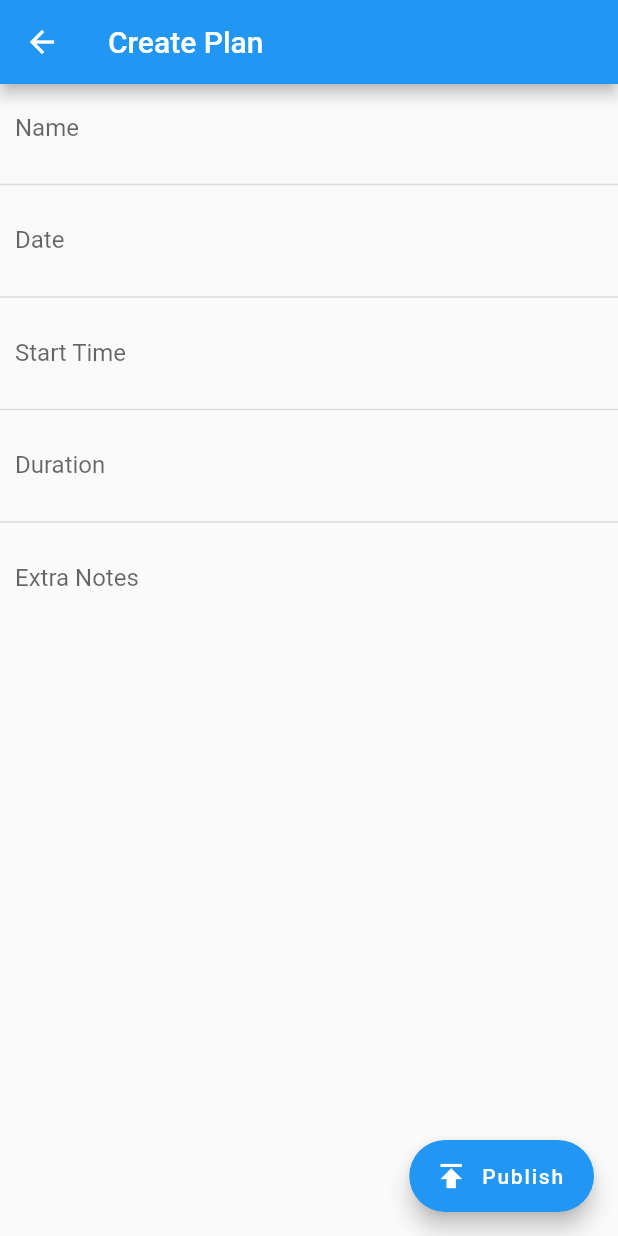
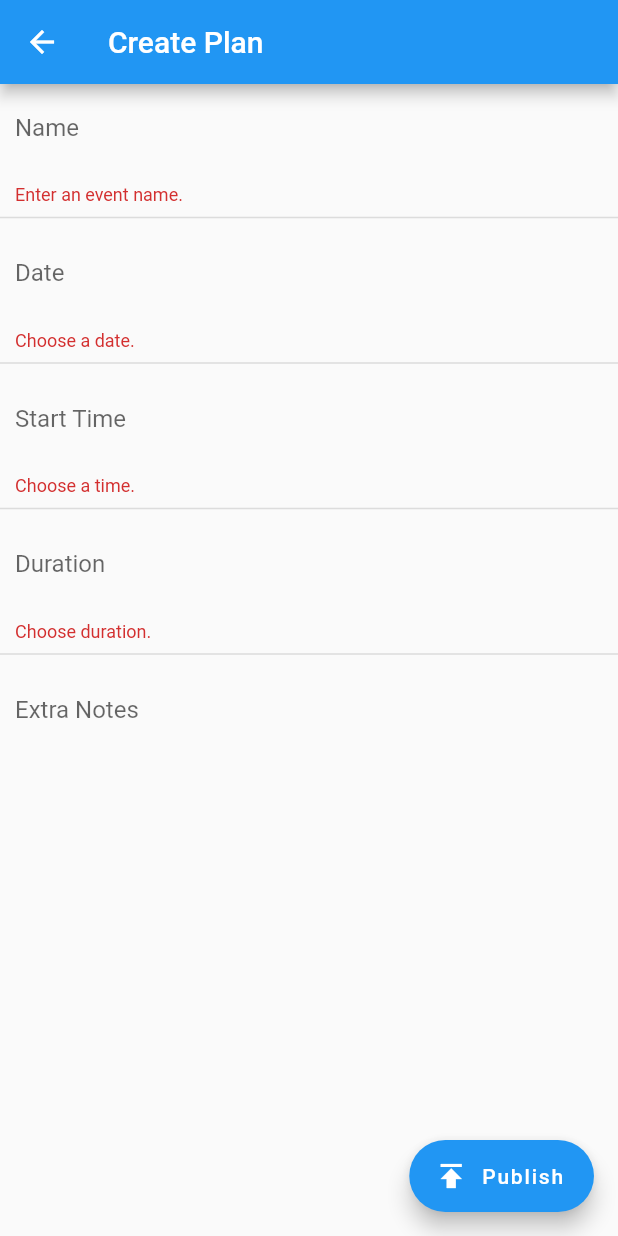
Before and after one commit to negfeed/gonna, a Flutter app: the CreatePlanPage screen opened directly, after a tap on "Publish", on a phone screen of 412 x 824 dp. Run offline on Flutter 3.47's test engine with Material 2 defaults, Android fonts, the phone set to English and light mode, and no system bars; missing offline and left inert: flutter_picker.

Commit message:
Adds field validation in the create event form.
refs #2

```diff
--- a/client/lib/main.dart
+++ b/client/lib/main.dart
@@ -65,33 +65,103 @@ class CreatePlanPage extends StatefulWidget {
 
 class _CreatePlanPageState extends State<CreatePlanPage>
     with TickerProviderStateMixin {
+  final _formKey = GlobalKey<FormState>();
+  final _dateController = TextEditingController();
+  final _timeController = TextEditingController();
+  final _durationController = TextEditingController();
+
+  final List<int> _durations = [1, 2, 3, 4, 5, 6, 7, 8];
+  final List<String> _durationStrings = [];
+
+  @override
+  void initState() {
+    super.initState();
+    for (var i = 0; i < _durations.length; i++) {
+      if (_durations[i] == 1) {
+        _durationStrings.add("${_durations[i]} hour");
+      } else {
+        _durationStrings.add("${_durations[i]} hours");
+      }
+    }
+  }
+
+  DateTime _date;
+  TimeOfDay _time;
+  Duration _duration;
+  int _durationPickedIndex;
+
+  String _nameValidator(String value) {
+    if (value.length == 0) {
+      return "Enter an event name.";
+    }
+    return null;
+  }
+
+  String _dateValidator(String value) {
+    if (value.length == 0) {
+      return "Choose a date.";
+    }
+    return null;
+  }
+
+  String _timeValidator(String value) {
+    if (value.length == 0) {
+      return "Choose a time.";
+    }
+    return null;
+  }
+
+  String _durationValidator(String value) {
+    if (value.length == 0) {
+      return "Choose duration.";
+    }
+    return null;
+  }
+
+  void _onPublishPlan() {
+    if (_formKey.currentState.validate()) {
+      print("Yay, validation passed!");
+    }
+  }
+
   Future<void> _showDatePicker() async {
-    await showDatePicker(
+    DateTime tomorrow = DateTime.now().add(Duration(days: 1));
+    DateTime initialDate = _date != null ? _date : tomorrow;
+    DateTime pickedDateTime = await showDatePicker(
         context: this.context,
-        initialDate: DateTime.now().add(Duration(days: 1)),
+        initialDate: initialDate,
         firstDate: DateTime.now(),
-        lastDate: DateTime.now().add(Duration(days: 10)));
+        lastDate: DateTime.now().add(Duration(days: 14)));
+    if (pickedDateTime != null) {
+      _date = pickedDateTime;
+      _dateController.text =
+          MaterialLocalizations.of(context).formatMediumDate(pickedDateTime);
+    }
   }
 
   Future<void> _showTimePicker() async {
-    await showTimePicker(context: this.context, initialTime: TimeOfDay.now());
+    TimeOfDay noon = TimeOfDay(hour: 12, minute: 0);
+    TimeOfDay initialTime = _time != null ? _time : noon;
+    TimeOfDay pickedTime =
+    await showTimePicker(context: this.context, initialTime: initialTime);
+    if (pickedTime != null) {
+      _time = pickedTime;
+      _timeController.text =
+          MaterialLocalizations.of(context).formatTimeOfDay(pickedTime);
+    }
   }
 
   Future<void> _showDurationPicker() async {
+    var pickedIndex = _durationPickedIndex != null ? _durationPickedIndex : 0;
     new Picker(
-        adapter: PickerDataAdapter<String>(pickerdata: [
-          "1 hour",
-          "2 hours",
-          "3 hours",
-          "4 hours",
-          "5 hours",
-          "6 hours",
-          "7 hours",
-          "8 hours"
-        ]),
+        selecteds: [pickedIndex],
+        adapter: PickerDataAdapter<String>(pickerdata: _durationStrings),
         hideHeader: true,
-        title: new Text("Please Select"),
+        title: new Text("Select Duration"),
         onConfirm: (Picker picker, List value) {
+          _durationPickedIndex = picker.selecteds[0];
+          _durationController.text = picker.getSelectedValues()[0];
+          _duration = Duration(hours: _durations[_durationPickedIndex]);
           print(value.toString());
           print(picker.getSelectedValues());
         }).showDialog(context);
@@ -101,31 +171,32 @@ class _CreatePlanPageState extends State<CreatePlanPage>
   Widget build(BuildContext context) {
     return Scaffold(
       floatingActionButton: FloatingActionButton.extended(
-        onPressed: () {
-          // Add your onPressed code here!
-        },
+        onPressed: _onPublishPlan,
         label: Text('Publish'),
         icon: Icon(Icons.publish),
       ),
       appBar: AppBar(
         title: Text('Create Plan'),
       ),
-      body: ListView(
+      body: Form(
+        key: _formKey,
+        child: ListView(
           children: <Widget>[
             Container(
               padding: EdgeInsets.symmetric(vertical: 0, horizontal: 10.0),
-            child: TextField(
+              child: TextFormField(
                 decoration: InputDecoration(
                   labelText: 'Name',
                   hasFloatingPlaceholder: true,
                   border: InputBorder.none,
                 ),
+                validator: _nameValidator,
               ),
             ),
             Divider(thickness: 1),
             Container(
               padding: EdgeInsets.symmetric(vertical: 0, horizontal: 10.0),
-            child: TextField(
+              child: TextFormField(
                 decoration: InputDecoration(
                   labelText: 'Date',
                   hasFloatingPlaceholder: true,
@@ -133,12 +204,14 @@ class _CreatePlanPageState extends State<CreatePlanPage>
                 ),
                 onTap: _showDatePicker,
                 readOnly: true,
+                controller: _dateController,
+                validator: _dateValidator,
               ),
             ),
             Divider(thickness: 1),
             Container(
               padding: EdgeInsets.symmetric(vertical: 0, horizontal: 10.0),
-            child: TextField(
+              child: TextFormField(
                 decoration: InputDecoration(
                   labelText: 'Start Time',
                   hasFloatingPlaceholder: true,
@@ -146,12 +219,14 @@ class _CreatePlanPageState extends State<CreatePlanPage>
                 ),
                 onTap: _showTimePicker,
                 readOnly: true,
+                controller: _timeController,
+                validator: _timeValidator,
               ),
             ),
             Divider(thickness: 1),
             Container(
               padding: EdgeInsets.symmetric(vertical: 0, horizontal: 10.0),
-            child: TextField(
+              child: TextFormField(
                 decoration: InputDecoration(
                   labelText: 'Duration',
                   hasFloatingPlaceholder: true,
@@ -159,6 +234,8 @@ class _CreatePlanPageState extends State<CreatePlanPage>
                 ),
                 onTap: _showDurationPicker,
                 readOnly: true,
+                controller: _durationController,
+                validator: _durationValidator,
               ),
             ),
             Divider(thickness: 1),
@@ -168,7 +245,7 @@ class _CreatePlanPageState extends State<CreatePlanPage>
               new Column(mainAxisSize: MainAxisSize.min, children: <Widget>[
                 Flexible(
                   fit: FlexFit.loose,
-                child: TextField(
+                  child: TextFormField(
                     decoration: InputDecoration(
                       labelText: 'Extra Notes',
                       hasFloatingPlaceholder: true,
@@ -182,6 +259,7 @@ class _CreatePlanPageState extends State<CreatePlanPage>
             ),
           ],
         ),
+      ),
     );
   }
 }
```
Lines whose indentation alone changed are shown as unchanged.
